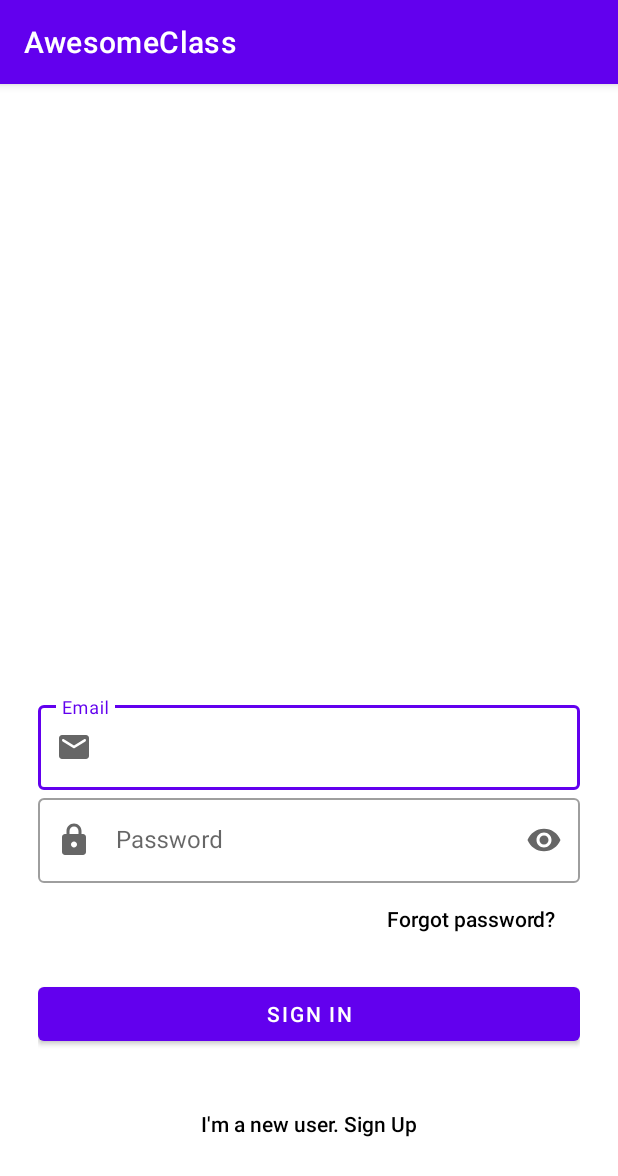
After one commit to sownt/AwesomeClass, an Android app: the fragment LoginFragment shown on its own in the app's theme, on a phone screen of 412 x 824 dp. The commit adds this screen. Shown: the top 1176 px of the screen. Run offline under Robolectric (Android 15) with nearby library versions, the phone set to English and light mode, and no system bars.

Commit message:
Add Login UI
Changes:
- Add login layout and fragment
- Add some string values
- Add dimens

```diff
--- /dev/null
+++ b/app/src/main/java/com/sownt/awesomeclass/ui/HomeFragment.java
@@ -0,0 +1,28 @@
+package com.sownt.awesomeclass.ui;
+
+import android.content.Context;
+import android.os.Bundle;
+import android.view.View;
+
+import androidx.annotation.NonNull;
+import androidx.annotation.Nullable;
+import androidx.fragment.app.Fragment;
+
+import com.sownt.awesomeclass.R;
+
+public class HomeFragment extends Fragment {
+
+    public HomeFragment() {
+        super(R.layout.fragment_home);
+    }
+
+    @Override
+    public void onAttach(@NonNull Context context) {
+        super.onAttach(context);
+    }
+
+    @Override
+    public void onViewCreated(@NonNull View view, @Nullable Bundle savedInstanceState) {
+        super.onViewCreated(view, savedInstanceState);
+    }
+}
--- /dev/null
+++ b/app/src/main/java/com/sownt/awesomeclass/ui/launch/LaunchActivity.java
@@ -0,0 +1,4 @@
+package com.sownt.awesomeclass.ui.launch;
+
+public class LaunchActivity {
+}
--- /dev/null
+++ b/app/src/main/java/com/sownt/awesomeclass/ui/launch/LoginFragment.java
@@ -0,0 +1,72 @@
+package com.sownt.awesomeclass.ui.launch;
+
+import android.os.Bundle;
+import android.util.Log;
+import android.view.View;
+import android.widget.Button;
+
+import androidx.annotation.NonNull;
+import androidx.annotation.Nullable;
+import androidx.fragment.app.Fragment;
+
+import com.google.android.material.textfield.TextInputLayout;
+import com.sownt.awesomeclass.R;
+
+public class LoginFragment extends Fragment {
+    private TextInputLayout textUsername;
+    private TextInputLayout textPassword;
+    private Button forgotPassword;
+    private Button signIn;
+    private Button signUp;
+
+    public LoginFragment() {
+        super(R.layout.fragment_login);
+    }
+
+    @Override
+    public void onViewCreated(@NonNull View view, @Nullable Bundle savedInstanceState) {
+        super.onViewCreated(view, savedInstanceState);
+        textUsername = view.findViewById(R.id.text_username);
+        textPassword = view.findViewById(R.id.text_password);
+        forgotPassword = view.findViewById(R.id.btn_forgot);
+        signIn = view.findViewById(R.id.btn_sign_in);
+        signUp = view.findViewById(R.id.btn_sign_up);
+
+        bindingEvents();
+    }
+
+    private void bindingEvents() {
+        signIn.setOnClickListener(v -> login());
+    }
+
+    public void login() {
+        if (textUsername.getEditText() == null || textPassword.getEditText() == null) return;
+        login(textUsername.getEditText().getText().toString(),
+                textPassword.getEditText().getText().toString());
+    }
+
+    public void login(String username, String password) {
+        try {
+            validateUsername(username);
+            validatePassword(password);
+        } catch (Exception e) {
+
+        }
+    }
+
+    private void validateUsername(String username) throws Exception {
+        if (username == null) {
+            textUsername.setErrorContentDescription("Username is null");
+            throw new Exception("Username is null");
+        }
+        if (username.isEmpty())
+            throw new Exception("Username is empty");
+    }
+
+    private void validatePassword(String password) throws Exception {
+        if (password == null)
+            throw new Exception("Password is null");
+        if (password.isEmpty())
+            throw new Exception("Password is empty");
+    }
+}
--- /dev/null
+++ b/app/src/main/java/com/sownt/awesomeclass/ui/launch/SplashActivity.java
@@ -0,0 +1,4 @@
+package com.sownt.awesomeclass.ui.launch;
+
+public class SplashActivity {
+}
--- /dev/null
+++ b/app/src/main/res/drawable/ic_round_email_24.xml
@@ -0,0 +1,10 @@
+<vector xmlns:android="http://schemas.android.com/apk/res/android"
+    android:width="24dp"
+    android:height="24dp"
+    android:viewportWidth="24"
+    android:viewportHeight="24"
+    android:tint="?attr/colorControlNormal">
+  <path
+      android:fillColor="@android:color/white"
+      android:pathData="M20,4L4,4c-1.1,0 -1.99,0.9 -1.99,2L2,18c0,1.1 0.9,2 2,2h16c1.1,0 2,-0.9 2,-2L22,6c0,-1.1 -0.9,-2 -2,-2zM19.6,8.25l-7.07,4.42c-0.32,0.2 -0.74,0.2 -1.06,0L4.4,8.25c-0.25,-0.16 -0.4,-0.43 -0.4,-0.72 0,-0.67 0.73,-1.07 1.3,-0.72L12,11l6.7,-4.19c0.57,-0.35 1.3,0.05 1.3,0.72 0,0.29 -0.15,0.56 -0.4,0.72z"/>
+</vector>
--- /dev/null
+++ b/app/src/main/res/drawable/ic_round_lock_24.xml
@@ -0,0 +1,10 @@
+<vector xmlns:android="http://schemas.android.com/apk/res/android"
+    android:width="24dp"
+    android:height="24dp"
+    android:viewportWidth="24"
+    android:viewportHeight="24"
+    android:tint="?attr/colorControlNormal">
+  <path
+      android:fillColor="@android:color/white"
+      android:pathData="M18,8h-1L17,6c0,-2.76 -2.24,-5 -5,-5S7,3.24 7,6v2L6,8c-1.1,0 -2,0.9 -2,2v10c0,1.1 0.9,2 2,2h12c1.1,0 2,-0.9 2,-2L20,10c0,-1.1 -0.9,-2 -2,-2zM12,17c-1.1,0 -2,-0.9 -2,-2s0.9,-2 2,-2 2,0.9 2,2 -0.9,2 -2,2zM9,8L9,6c0,-1.66 1.34,-3 3,-3s3,1.34 3,3v2L9,8z"/>
+</vector>
--- /dev/null
+++ b/app/src/main/res/layout/fragment_home.xml
@@ -0,0 +1,6 @@
+<?xml version="1.0" encoding="utf-8"?>
+<androidx.constraintlayout.widget.ConstraintLayout xmlns:android="http://schemas.android.com/apk/res/android"
+    android:layout_width="match_parent"
+    android:layout_height="match_parent">
+
+</androidx.constraintlayout.widget.ConstraintLayout>
--- /dev/null
+++ b/app/src/main/res/layout/fragment_login.xml
@@ -0,0 +1,80 @@
+<?xml version="1.0" encoding="utf-8"?>
+<androidx.constraintlayout.widget.ConstraintLayout xmlns:android="http://schemas.android.com/apk/res/android"
+    android:layout_width="match_parent"
+    android:layout_height="match_parent"
+    android:padding="@dimen/default_padding"
+    xmlns:app="http://schemas.android.com/apk/res-auto">
+
+    <com.google.android.material.textfield.TextInputLayout
+        android:id="@+id/text_username"
+        android:layout_width="match_parent"
+        android:layout_height="wrap_content"
+        android:hint="@string/email"
+        app:startIconDrawable="@drawable/ic_round_email_24"
+        app:layout_constraintBottom_toTopOf="@+id/text_password"
+        app:layout_constraintStart_toStartOf="parent"
+        app:layout_constraintEnd_toEndOf="parent"
+        style="@style/Widget.MaterialComponents.TextInputLayout.OutlinedBox">
+
+        <com.google.android.material.textfield.TextInputEditText
+            android:layout_width="match_parent"
+            android:layout_height="wrap_content"
+            android:inputType="textPassword" />
+
+    </com.google.android.material.textfield.TextInputLayout>
+
+    <com.google.android.material.textfield.TextInputLayout
+        android:id="@+id/text_password"
+        android:layout_width="match_parent"
+        android:layout_height="wrap_content"
+        android:hint="@string/password"
+        app:startIconDrawable="@drawable/ic_round_lock_24"
+        app:endIconMode="password_toggle"
+        app:layout_constraintBottom_toTopOf="@+id/btn_forgot"
+        app:layout_constraintStart_toStartOf="parent"
+        app:layout_constraintEnd_toEndOf="parent"
+        style="@style/Widget.MaterialComponents.TextInputLayout.OutlinedBox">
+
+        <com.google.android.material.textfield.TextInputEditText
+            android:layout_width="match_parent"
+            android:layout_height="wrap_content"
+            android:inputType="textPassword" />
+
+    </com.google.android.material.textfield.TextInputLayout>
+
+    <Button
+        style="@style/Widget.AppCompat.Button.Borderless"
+        android:id="@+id/btn_forgot"
+        android:layout_width="wrap_content"
+        android:layout_height="wrap_content"
+        android:text="@string/forgot_password"
+        android:textAllCaps="false"
+        android:textColor="@color/black"
+        android:layout_marginBottom="@dimen/default_spacing"
+        app:layout_constraintBottom_toTopOf="@+id/btn_sign_in"
+        app:layout_constraintEnd_toEndOf="@+id/btn_sign_in"/>
+
+    <Button
+        android:id="@+id/btn_sign_in"
+        android:layout_width="match_parent"
+        android:layout_height="wrap_content"
+        android:text="@string/sign_in"
+        android:layout_marginBottom="@dimen/very_large_spacing"
+        app:layout_constraintBottom_toTopOf="@+id/btn_sign_up"
+        app:layout_constraintEnd_toEndOf="parent"
+        app:layout_constraintStart_toStartOf="parent" />
+
+    <Button
+        style="@style/Widget.AppCompat.Button.Borderless"
+        android:id="@+id/btn_sign_up"
+        android:layout_width="wrap_content"
+        android:layout_height="wrap_content"
+        android:text="@string/i_m_a_new_user_sign_up"
+        android:textAllCaps="false"
+        android:textColor="@color/black"
+        android:layout_marginBottom="@dimen/very_large_spacing"
+        app:layout_constraintBottom_toBottomOf="parent"
+        app:layout_constraintStart_toStartOf="parent"
+        app:layout_constraintEnd_toEndOf="parent" />
+
+</androidx.constraintlayout.widget.ConstraintLayout>
--- /dev/null
+++ b/app/src/main/res/layout/item_subject.xml
@@ -0,0 +1,6 @@
+<?xml version="1.0" encoding="utf-8"?>
+<androidx.constraintlayout.widget.ConstraintLayout xmlns:android="http://schemas.android.com/apk/res/android"
+    android:layout_width="match_parent"
+    android:layout_height="match_parent">
+
+</androidx.constraintlayout.widget.ConstraintLayout>
--- /dev/null
+++ b/app/src/main/res/values/dimens.xml
@@ -0,0 +1,9 @@
+<?xml version="1.0" encoding="utf-8"?>
+<resources>
+    <dimen name="default_padding">25dp</dimen>
+    <dimen name="very_small_spacing">5dp</dimen>
+    <dimen name="small_spacing">10dp</dimen>
+    <dimen name="default_spacing">15dp</dimen>
+    <dimen name="large_spacing">20dp</dimen>
+    <dimen name="very_large_spacing">25dp</dimen>
+</resources>
--- a/app/src/main/res/values/strings.xml
+++ b/app/src/main/res/values/strings.xml
@@ -1,3 +1,8 @@
 <resources>
     <string name="app_name">AwesomeClass</string>
+    <string name="email">Email</string>
+    <string name="password">Password</string>
+    <string name="sign_in">Sign In</string>
+    <string name="forgot_password">Forgot password?</string>
+    <string name="i_m_a_new_user_sign_up">I\'m a new user. Sign Up</string>
 </resources>
```
